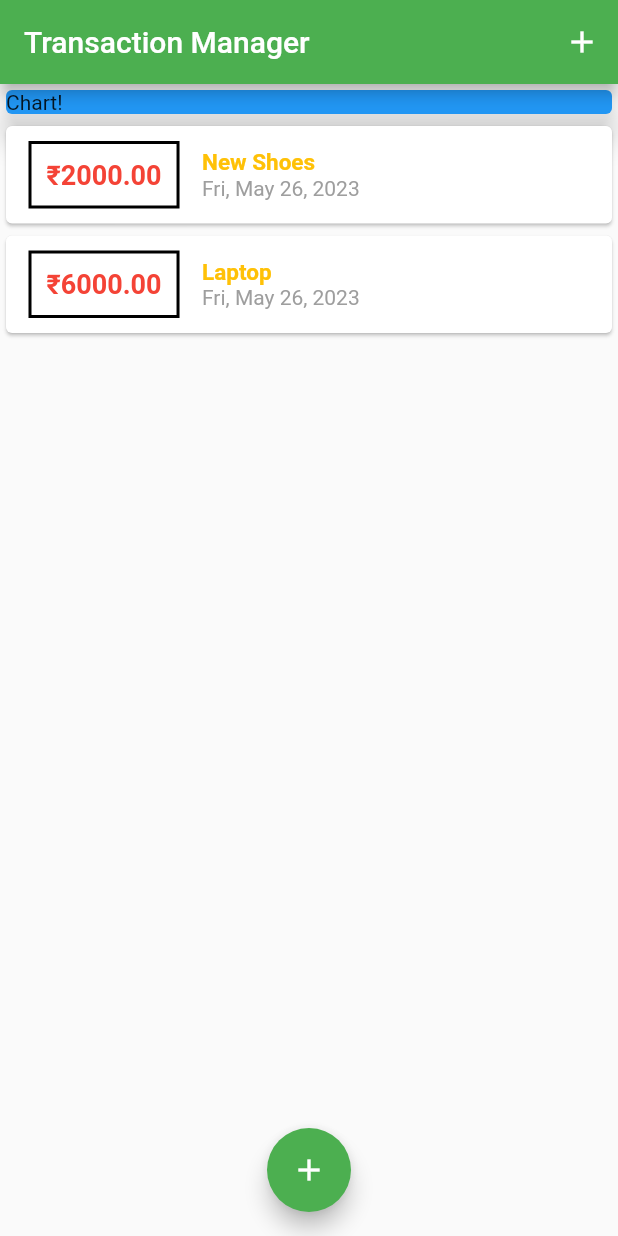
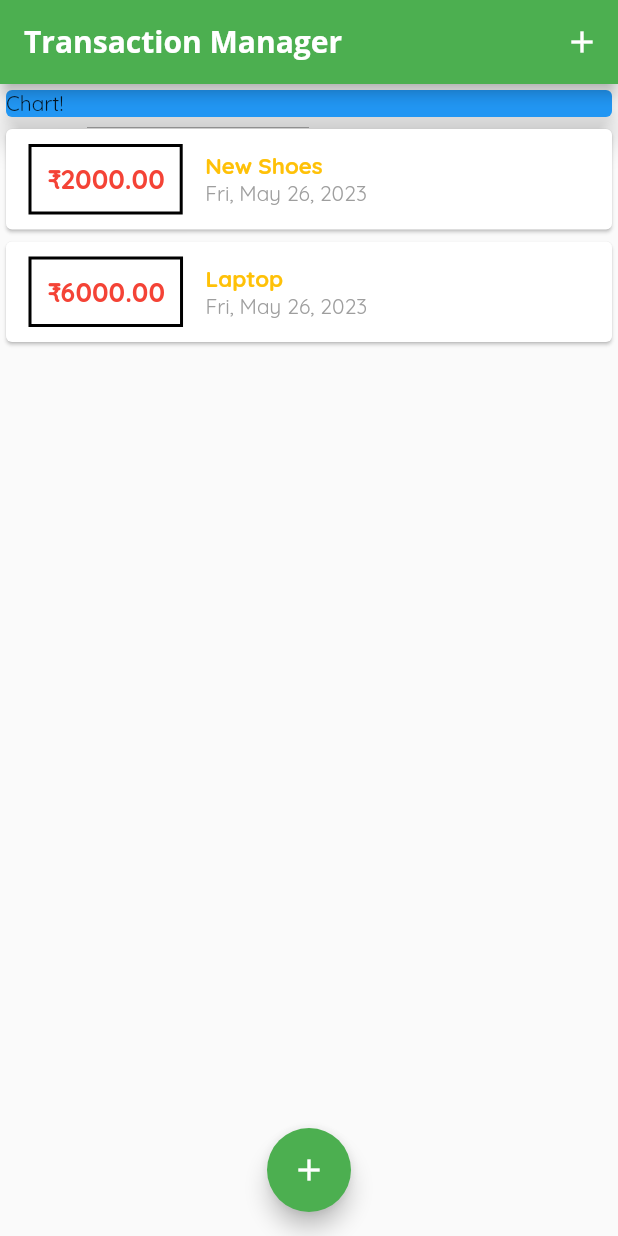
Before and after one commit to samridhav14/transactionmanager, a Flutter app: the screen it shows after launch, on a phone screen of 412 x 824 dp. Run offline on Flutter 3.47's test engine with Material 2 defaults, Android fonts, the phone set to English and light mode, and no system bars.

Commit message:
text style change new fonts added

```diff
--- a/lib/main.dart
+++ b/lib/main.dart
@@ -16,7 +16,16 @@ class MyApp extends StatelessWidget {
       theme: ThemeData(
           // primary based on a primary colour but it adjust shades according to diff widgets all the default colurs will be purple
           primarySwatch: Colors.green,
+          // to set a theme colour that we have in our fonts folder
+          fontFamily: 'Quicksand',
+          // app baar default theme
+          appBarTheme: AppBarTheme(
+            titleTextStyle:TextStyle(
+              fontFamily: 'OpenSans',
+              fontSize: 20,
+              fontWeight: FontWeight.bold,
             ),
+          )),
       home: MyHomePage(),
     );
   }
@@ -59,7 +68,8 @@ class _MyHomePageState extends State<MyHomePage> {
           onTap: () {},
           child: NewTransaction(_addnewTransaction),
           // this behaviour will help us if we tap outside the sheet it will close
-            behavior: HitTestBehavior.opaque,);
+          behavior: HitTestBehavior.opaque,
+        );
       },
     );
   }
@@ -68,7 +78,10 @@ class _MyHomePageState extends State<MyHomePage> {
   Widget build(BuildContext context) {
     return Scaffold(
       appBar: AppBar(
-        title: Text("Transaction Manager"),
+        title: Text(
+          "Transaction Manager",
+        //  style: TextStyle(fontFamily: 'Open Sans'
+        ),
         // here we are adding a button on the app baar to add new transactions
         actions: <Widget>[
           IconButton(
```
Also changed, not shown: pubspec.yaml (+11 -6 lines), assets/fonts/OpenSans-Bold.ttf (added), assets/fonts/OpenSans-Regular.ttf (added), assets/fonts/Quicksand-Bold.ttf (added), assets/fonts/Quicksand-Light.ttf (added), assets/fonts/Quicksand-Medium.ttf (added), assets/fonts/Quicksand-Regular.ttf (added), assets/images/waiting.png (added). Lines whose indentation alone changed are shown as unchanged.
